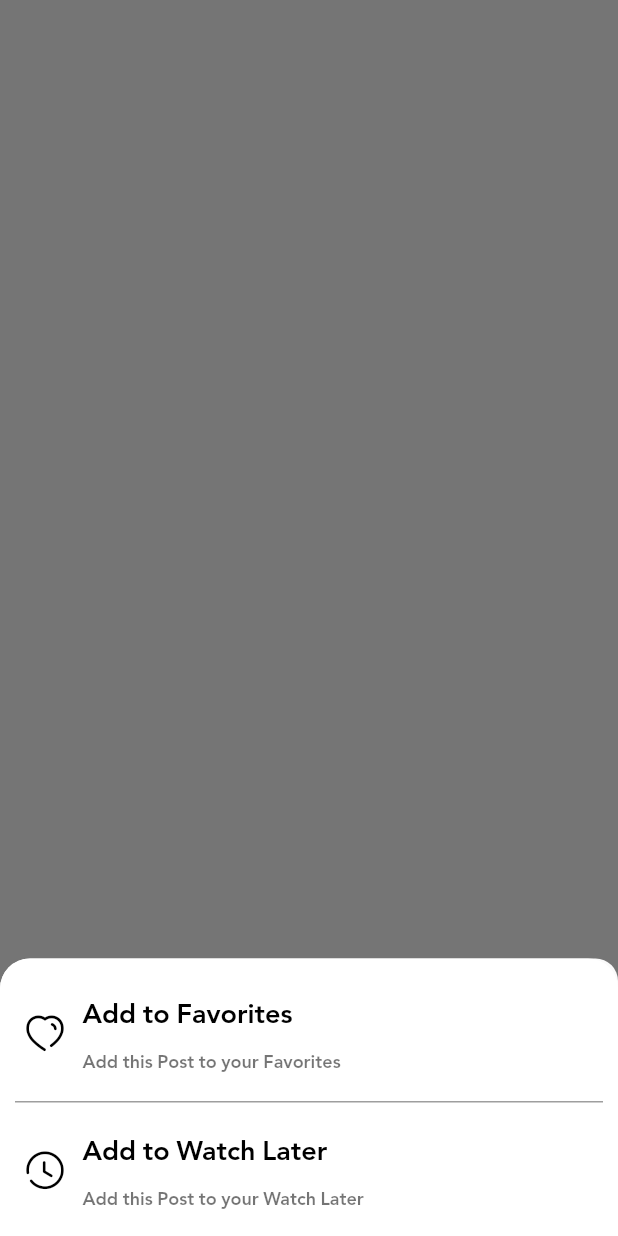
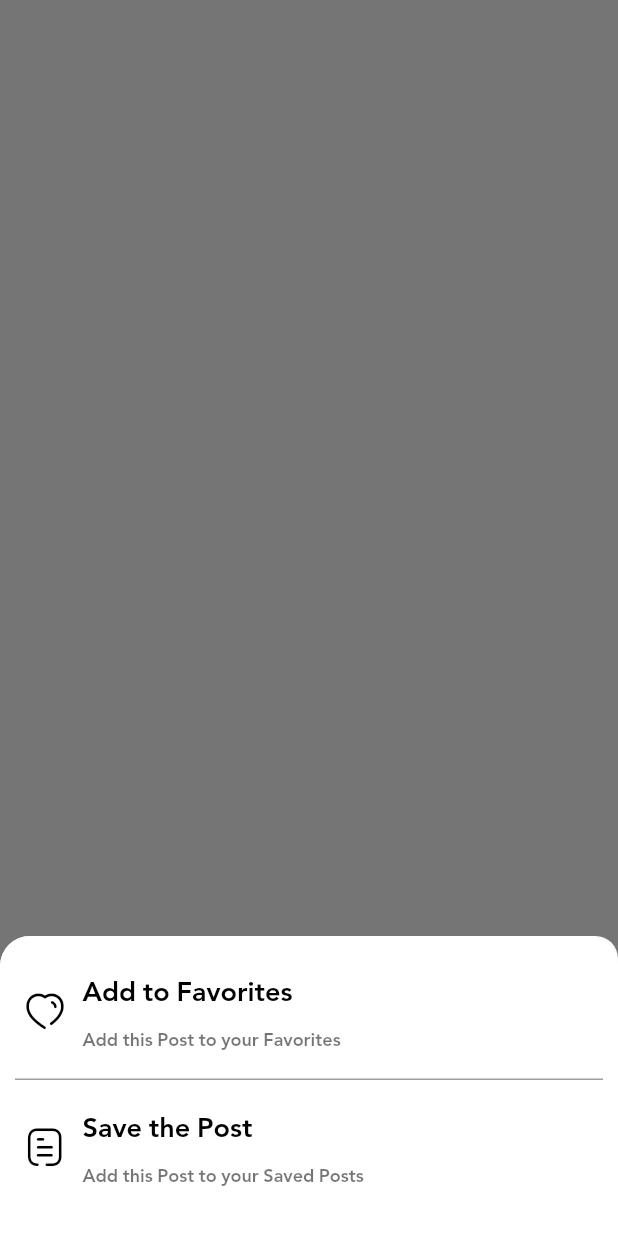
Before and after one commit to ALYMUHAMMAD511/LINKIFY_SOCIAL_FLUTTER_APP, a Flutter app: what showModel() shows on an empty page, opened directly with empty values, on a phone screen of 412 x 824 dp. Run offline on Flutter 3.47's test engine with Material 2 defaults, Android fonts, the phone set to English and light mode, and no system bars; our stand-ins replace bloc, cloud_firestore, conditional_builder_null_safety, firebase_auth, firebase_core, firebase_storage and 5 more; accounts and stored records are empty.

Commit message:
Social Flutter App

```diff
--- a/lib/cubit/cubit.dart
+++ b/lib/cubit/cubit.dart
@@ -10,7 +10,7 @@ import 'package:social_app/models/comments_model.dart';
 import 'package:social_app/models/user_model.dart';
 import 'package:social_app/modules/chats/chats_screen.dart';
 import 'package:social_app/modules/feeds/feeds_screen.dart';
-import 'package:social_app/modules/users/users_screen.dart';
+import 'package:social_app/modules/settings/settings_screen.dart';
 import 'package:social_app/shared/components/constants.dart';
 import '../models/post_model.dart';
 import '../modules/login/login_screen.dart';
@@ -49,7 +49,7 @@ class SocialCubit extends Cubit<SocialStates> {
     const FeedsScreen(),
     const ChatsScreen(),
     NewPostScreen(),
-    const UsersScreen(),
+    const SettingsScreen(),
     const ProfileScreen(),
   ];
 
@@ -62,6 +62,10 @@ class SocialCubit extends Cubit<SocialStates> {
   ];
 
   void changeBottomNav(int index) {
+    if (index == 1)
+    {
+      getAllUsers();
+    }
     if (index == 2) {
       emit(SocialNewPostState());
     } else {
--- a/lib/layout/social_layout.dart
+++ b/lib/layout/social_layout.dart
@@ -65,8 +65,8 @@ class SocialLayout extends StatelessWidget {
                 label: 'Post',
               ),
               BottomNavigationBarItem(
-                icon: Icon(IconBroken.Location),
-                label: 'Users',
+                icon: Icon(IconBroken.Setting),
+                label: 'Settings',
               ),
               BottomNavigationBarItem(
                 icon: Icon(IconBroken.Profile),
--- a/lib/modules/users/users_screen.dart
+++ b/lib/modules/settings/settings_screen.dart
@@ -8,9 +8,9 @@ import 'package:social_app/modules/saved%20posts/saved_posts_screen.dart';
 import 'package:social_app/shared/components/components.dart';
 import 'package:social_app/shared/styles/icon_broken.dart';
 
-class UsersScreen extends StatelessWidget
+class SettingsScreen extends StatelessWidget
 {
-  const UsersScreen({Key? key}) : super(key: key);
+  const SettingsScreen({Key? key}) : super(key: key);
 
   @override
   Widget build(BuildContext context) {
--- a/lib/shared/components/components.dart
+++ b/lib/shared/components/components.dart
@@ -649,13 +649,13 @@ void showModel(context, PostModel model) {
       context: context,
       builder: (context) {
         return Container(
-          height: 185.0,
-          padding: const EdgeInsetsDirectional.only(top: 10),
+          height: 200.0,
+          padding: const EdgeInsetsDirectional.only(top: 10.0),
           decoration: BoxDecoration(
             color: SocialCubit.get(context).isDark ? HexColor('333739') : Colors.white,
             borderRadius: const BorderRadiusDirectional.only(
-              topStart: Radius.circular(20),
-              topEnd: Radius.circular(20),
+              topStart: Radius.circular(20.0),
+              topEnd: Radius.circular(20.0),
             ),
           ),
           child: Padding(
@@ -739,7 +739,7 @@ void showModel(context, PostModel model) {
                       Padding(
                         padding: const EdgeInsets.only(left: 5.0),
                         child: Icon(
-                          IconBroken.Time_Circle,
+                          IconBroken.Document,
                           size: 30,
                           color: SocialCubit.get(context).isDark ? Colors.white : Colors.black,
                         ),
@@ -753,7 +753,7 @@ void showModel(context, PostModel model) {
                           children:
                           [
                             Text(
-                              "Add to Watch Later",
+                              "Save the Post",
                               style: TextStyle
                                 (
                                 fontSize: 18.0,
@@ -764,7 +764,7 @@ void showModel(context, PostModel model) {
                                 height: 5.0,
                             ),
                             Text(
-                              "Add this Post to your Watch Later",
+                              "Add this Post to your Saved Posts",
                               style: Theme
                                   .of(context)
                                   .textTheme
```
